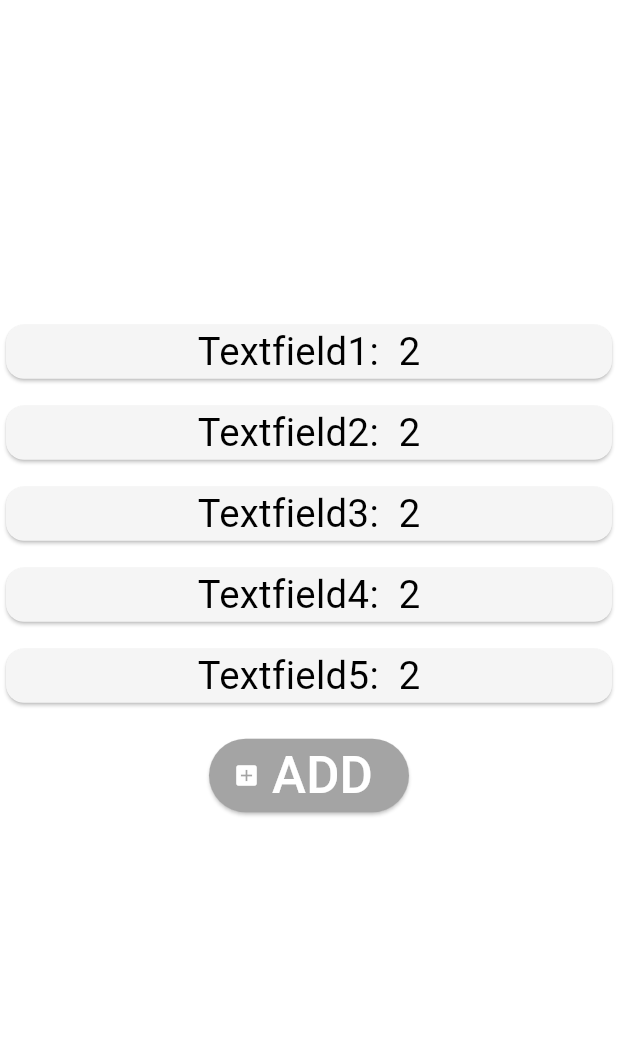
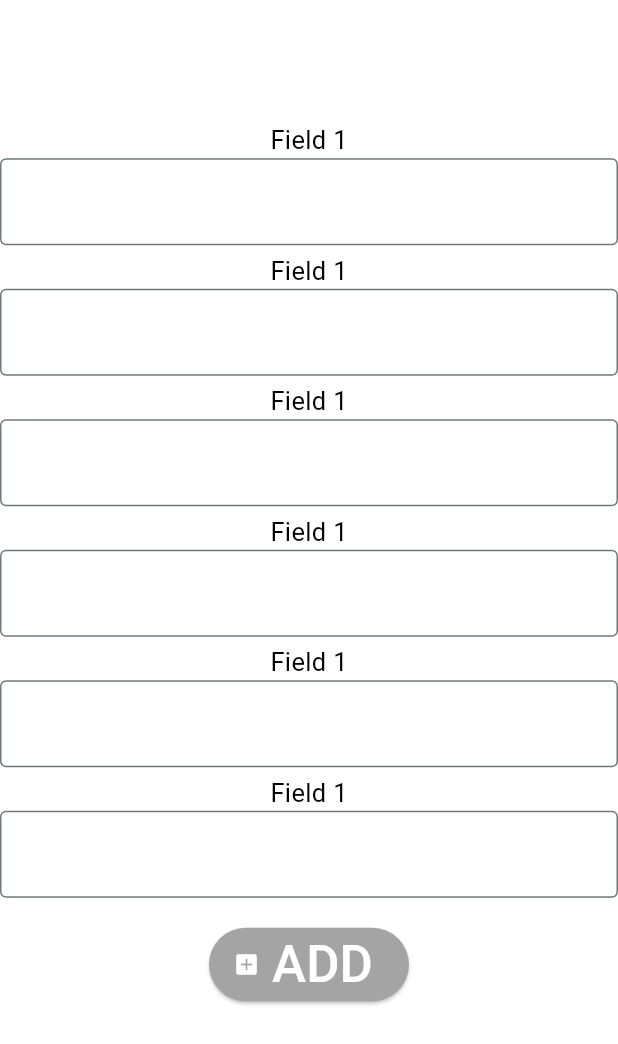
Before and after one commit to koloiyolo/flutter_dessktop_template, a Flutter app: the AddPage screen opened directly, on a phone screen of 412 x 824 dp. Shown: the top 1044 px of the screen. Run offline on Flutter 3.47's test engine with Material 2 defaults, Android fonts, the light colour scheme and no system bars.

Commit message:
added textfields

```diff
--- a/lib/add.dart
+++ b/lib/add.dart
@@ -18,106 +18,78 @@ class _AddPageState extends State<AddPage> {
         body: Column(
           mainAxisAlignment: MainAxisAlignment.center,
           children: [
-            const SizedBox(
-              height: 10,
+            const SizedBox(height: 5),
+            Text("Field 1",
+                style: TextStyle(
+                    color: globals.textColor, fontSize: globals.textSize)),
+            TextField(
+              cursorColor: globals.textColor,
+                decoration: InputDecoration(
+                    border: OutlineInputBorder(),
+                    fillColor: globals.textColor,
                     ),
-            Card(
-              color: globals.cardColor,
-              surfaceTintColor: globals.cardColor,
-              child: Row(
-                mainAxisAlignment: MainAxisAlignment.center,
-                children: [
-                  Text('Textfield1: ',
                 style: TextStyle(
-                          fontSize: globals.textSize * 1.5,
-                          color: globals.textColor)),
-                  Text(' 2',
+                    fontSize: globals.textSize, color: globals.textColor)),
+                     const SizedBox(height: 5),
+            Text("Field 1",
                 style: TextStyle(
-                          fontSize: globals.textSize * 1.5,
-                          color: globals.textColor)),
-                ],
+                    color: globals.textColor, fontSize: globals.textSize)),
+            TextField(
+              cursorColor: globals.textColor,
+                decoration: InputDecoration(
+                    border: OutlineInputBorder(),
+                    fillColor: globals.textColor,
                     ),
+                style: TextStyle(
+                    fontSize: globals.textSize, color: globals.textColor)),
+                     const SizedBox(height: 5),
+            Text("Field 1",
+                style: TextStyle(
+                    color: globals.textColor, fontSize: globals.textSize)),
+            TextField(
+              cursorColor: globals.textColor,
+                decoration: InputDecoration(
+                    border: OutlineInputBorder(),
+                    fillColor: globals.textColor,
                     ),
-            const SizedBox(
-              height: 10,
+                style: TextStyle(
+                    fontSize: globals.textSize, color: globals.textColor)),
+                     const SizedBox(height: 5),
+            Text("Field 1",
+                style: TextStyle(
+                    color: globals.textColor, fontSize: globals.textSize)),
+            TextField(
+              cursorColor: globals.textColor,
+                decoration: InputDecoration(
+                    border: OutlineInputBorder(),
+                    fillColor: globals.textColor,
                     ),
-            Card(
-              color: globals.cardColor,
-              surfaceTintColor: globals.cardColor,
-              child: Row(
-                mainAxisAlignment: MainAxisAlignment.center,
-                children: [
-                  Text('Textfield2: ',
                 style: TextStyle(
-                          fontSize: globals.textSize * 1.5,
-                          color: globals.textColor)),
-                  Text(' 2',
+                    fontSize: globals.textSize, color: globals.textColor)),
+                     const SizedBox(height: 5),
+            Text("Field 1",
                 style: TextStyle(
-                          fontSize: globals.textSize * 1.5,
-                          color: globals.textColor)),
-                ],
+                    color: globals.textColor, fontSize: globals.textSize)),
+            TextField(
+              cursorColor: globals.textColor,
+                decoration: InputDecoration(
+                    border: OutlineInputBorder(),
+                    fillColor: globals.textColor,
                     ),
+                style: TextStyle(
+                    fontSize: globals.textSize, color: globals.textColor)),
+                     const SizedBox(height: 5),
+            Text("Field 1",
+                style: TextStyle(
+                    color: globals.textColor, fontSize: globals.textSize)),
+            TextField(
+              cursorColor: globals.textColor,
+                decoration: InputDecoration(
+                  border: OutlineInputBorder(),
+                    fillColor: globals.textColor,
                     ),
-            const SizedBox(
-              height: 10,
-            ),
-            Card(
-              color: globals.cardColor,
-              surfaceTintColor: globals.cardColor,
-              child: Row(
-                mainAxisAlignment: MainAxisAlignment.center,
-                children: [
-                  Text('Textfield3: ',
                 style: TextStyle(
-                          fontSize: globals.textSize * 1.5,
-                          color: globals.textColor)),
-                  Text(' 2',
-                      style: TextStyle(
-                          fontSize: globals.textSize * 1.5,
-                          color: globals.textColor)),
-                ],
-              ),
-            ),
-            const SizedBox(
-              height: 10,
-            ),
-            Card(
-              color: globals.cardColor,
-              surfaceTintColor: globals.cardColor,
-              child: Row(
-                mainAxisAlignment: MainAxisAlignment.center,
-                children: [
-                  Text('Textfield4: ',
-                      style: TextStyle(
-                          fontSize: globals.textSize * 1.5,
-                          color: globals.textColor)),
-                  Text(' 2',
-                      style: TextStyle(
-                          fontSize: globals.textSize * 1.5,
-                          color: globals.textColor)),
-                ],
-              ),
-            ),
-            const SizedBox(
-              height: 10,
-            ),
-            Card(
-              color: globals.cardColor,
-              surfaceTintColor: globals.cardColor,
-              child: Row(
-                mainAxisAlignment: MainAxisAlignment.center,
-                children: [
-                  Text('Textfield5: ',
-                      style: TextStyle(
-                          fontSize: globals.textSize * 1.5,
-                          color: globals.textColor)),
-                  Text(' 2',
-                      style: TextStyle(
-                          fontSize: globals.textSize * 1.5,
-                          color: globals.textColor)),
-                ],
-              ),
-            ),
+                    fontSize: globals.textSize, color: globals.textColor)),
             const SizedBox(height: 20),
             ElevatedButton.icon(
               onPressed: () {},
--- a/lib/globals.dart
+++ b/lib/globals.dart
@@ -29,8 +29,8 @@ var darkNavColor = const Color.fromARGB(255, 67, 67, 67);
 var darkNavIconColor = const Color.fromARGB(255, 255, 255, 255);
 var darkSelectedNavButtonColor = const Color.fromARGB(255, 100, 100, 100);
 var darkTextColor = const Color.fromARGB(255, 255, 255, 255);
-var darkCardColor = const Color.fromARGB(255, 140, 140, 140);
-var darkButtonColor = const Color.fromARGB(255, 50, 50, 50);
+var darkCardColor = const Color.fromARGB(255, 200, 200, 200);
+var darkButtonColor = const Color.fromARGB(255, 60, 60, 60);
 
 //Mode vars
 var backgroundColor = lightModeBackground;
--- a/lib/settings.dart
+++ b/lib/settings.dart
@@ -17,7 +17,7 @@ class _SettingsPageState extends State<SettingsPage> {
       backgroundColor: globals.backgroundColor,
       body: Column(
         children: [
-          const SizedBox(height: 10),
+          const SizedBox(height: 5),
           Card(
               color: globals.cardColor,
               surfaceTintColor: globals.cardColor,
@@ -43,7 +43,7 @@ class _SettingsPageState extends State<SettingsPage> {
               ),
             ),
           ),
-          const SizedBox(height: 10),
+          const SizedBox(height: 5),
           Card(
               color: globals.cardColor,
               surfaceTintColor: globals.cardColor,
@@ -69,7 +69,7 @@ class _SettingsPageState extends State<SettingsPage> {
               ),
             ),
           ),
-          const SizedBox(height: 10),
+          const SizedBox(height: 5),
           Card(
               color: globals.cardColor,
               surfaceTintColor: globals.cardColor,
@@ -95,7 +95,7 @@ class _SettingsPageState extends State<SettingsPage> {
               ),
             ),
           ),
-          const SizedBox(height: 10),
+          const SizedBox(height: 5),
           Card(
               color: globals.cardColor,
               surfaceTintColor: globals.cardColor,
@@ -121,7 +121,7 @@ class _SettingsPageState extends State<SettingsPage> {
               ),
             ),
           ),
-          const SizedBox(height: 10),
+          const SizedBox(height: 5),
           Card(
               color: globals.cardColor,
               surfaceTintColor: globals.cardColor,
@@ -147,7 +147,7 @@ class _SettingsPageState extends State<SettingsPage> {
               ),
             ),
           ),
-          const SizedBox(height: 10),
+          const SizedBox(height: 5),
           Card(
               color: globals.cardColor,
               surfaceTintColor: globals.cardColor,
```
Lines whose indentation alone changed are shown as unchanged.
